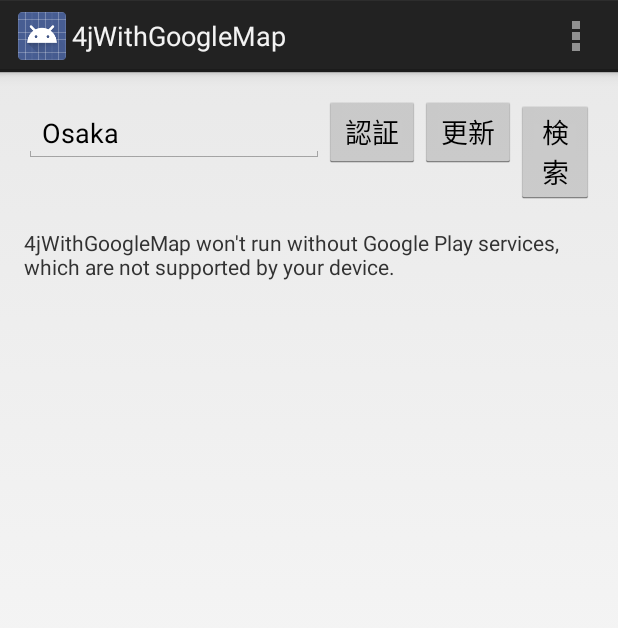
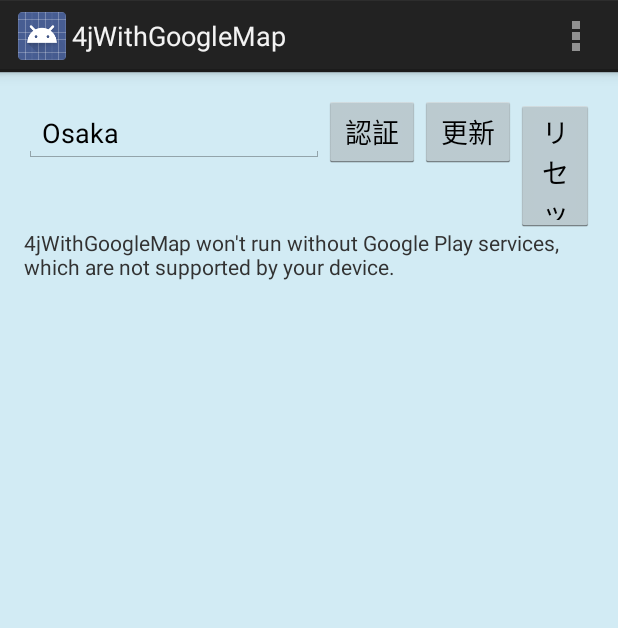
Before and after one commit to datake/TwiMap, an Android app: the screen it shows after launch (MainActivity), on a phone screen of 412 x 824 dp. Shown: the top 628 px of the screen. Run offline under Robolectric (Android 15) with nearby library versions, the phone set to English and light mode, and no system bars; pictures from the network do not load.

Commit message:
googlemapとタイムラインの結合

```diff
--- a/app/src/main/res/layout/activity_main.xml
+++ b/app/src/main/res/layout/activity_main.xml
@@ -6,6 +6,7 @@
     android:paddingLeft="@dimen/activity_horizontal_margin"
     android:paddingRight="@dimen/activity_horizontal_margin"
     android:paddingTop="@dimen/activity_vertical_margin"
+    android:background="#D2EBF4"
     tools:context=".MainActivity" >
 
     <LinearLayout
@@ -41,6 +42,13 @@
                 android:id="@+id/button2"
                 android:onClick="refresh" />
 
+            <Button
+                android:layout_width="wrap_content"
+                android:layout_height="wrap_content"
+                android:text="リセット"
+                android:id="@+id/button3"
+                android:onClick="restart" />
+
              <!--
             <Button
                 android:layout_width="wrap_content"
@@ -65,7 +73,7 @@
             android:id="@+id/map"
             android:name="com.google.android.gms.maps.MapFragment"
             android:layout_width="match_parent"
-            android:layout_height="450dp" />
+            android:layout_height="250dp" />
 
         <ListView
             android:layout_width="wrap_content"
```
Also changed, not shown: app/src/main/java/com/example/twitterApplication/MainActivity.java (+17 -57 lines), 21 other files.
